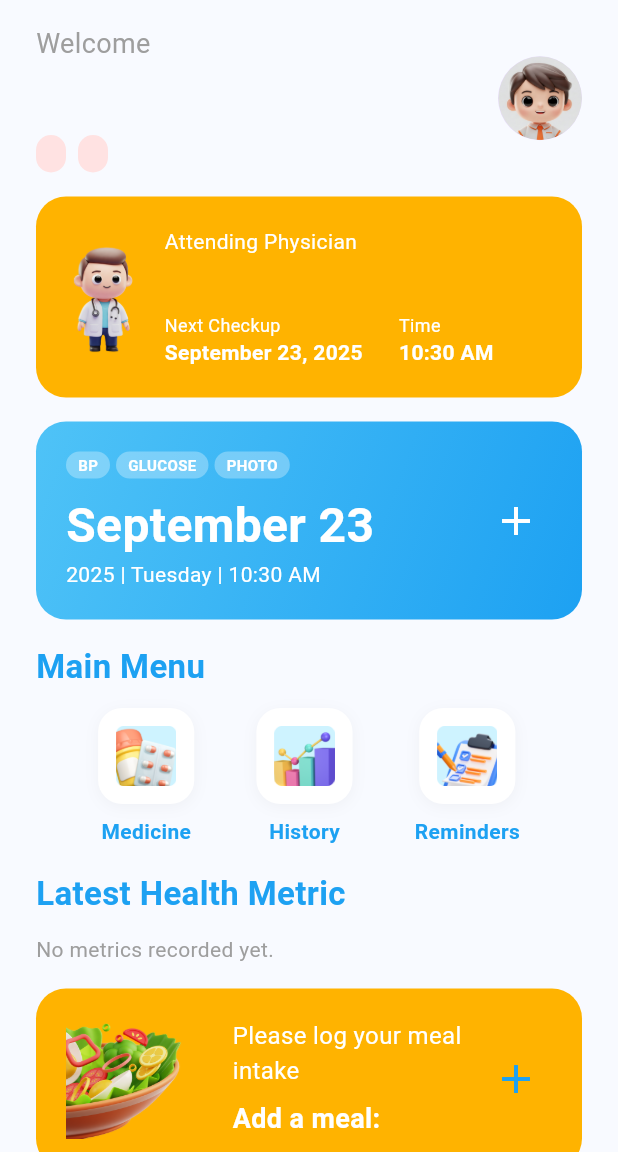
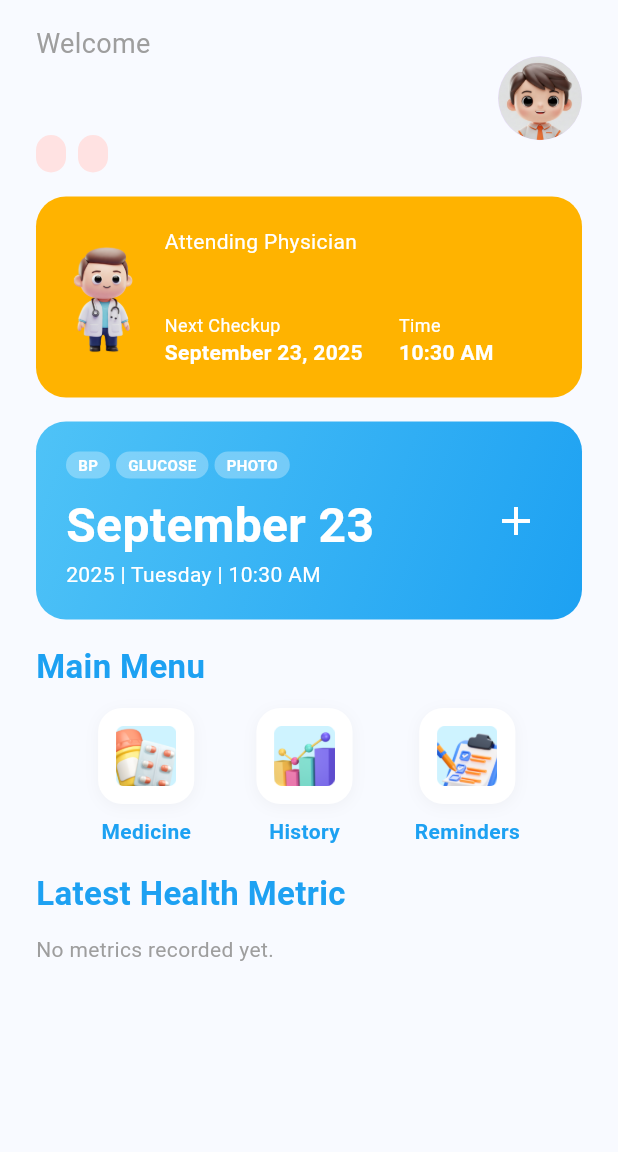
Before and after one commit to yongNotgio/diatrack1, a Flutter app: the HomeScreen screen opened directly with empty values, on a phone screen of 412 x 824 dp, the part 84-1236 px from its top. Run offline on Flutter 3.47's test engine with Material 3 defaults, Android fonts, the phone set to English and light mode, and no system bars; our stand-ins replace dotted_border, fl_chart, flutter_dotenv, image_picker, shared_preferences, supabase_flutter; accounts and stored records are empty.

Commit message:
Remove Calorie Tracker section from home screen
Deleted the Calorie Tracker UI component from the home screen, including its layout and associated widgets. This streamlines the interface and removes the meal intake logging prompt.

```diff
--- a/diatrack1/lib/screens/home_screen.dart
+++ b/diatrack1/lib/screens/home_screen.dart
@@ -551,63 +551,7 @@ class _HomeScreenState extends State<HomeScreen> {
                   ),
                   const SizedBox(height: 16),
 
-                  // Calorie Tracker
-                  Padding(
-                    padding: const EdgeInsets.symmetric(horizontal: 24),
-                    child: Container(
-                      decoration: BoxDecoration(
-                        color: const Color(0xFFFFB300),
-                        borderRadius: BorderRadius.circular(20),
-                      ),
-                      padding: const EdgeInsets.all(20),
-                      child: Row(
-                        children: [
-                          Image.asset('assets/images/salad.png', height: 80),
-                          const SizedBox(width: 16),
-                          Expanded(
-                            child: Column(
-                              crossAxisAlignment: CrossAxisAlignment.start,
-                              children: const [
-                                Text(
-                                  'Please log your meal intake',
-                                  style: TextStyle(
-                                    color: Colors.white,
-                                    fontSize: 16,
-                                  ),
-                                ),
-                                SizedBox(height: 8),
-                                Text(
-                                  'Add a meal:',
-                                  style: TextStyle(
-                                    color: Colors.white,
-                                    fontWeight: FontWeight.bold,
-                                    fontSize: 18,
-                                  ),
-                                ),
-                              ],
-                            ),
-                          ),
-                          Ink(
-                            decoration: const ShapeDecoration(
-                              color: Colors.white,
-                              shape: CircleBorder(),
-                            ),
-                            child: IconButton(
-                              icon: const Icon(
-                                Icons.add,
-                                color: Color(0xFF1DA1F2),
-                                size: 32,
-                              ),
-                              onPressed: () {
-                                // Add meal logic
-                              },
-                            ),
-                          ),
-                        ],
-                      ),
-                    ),
-                  ),
-                  const SizedBox(height: 32),
+                  // ...existing code...
                 ],
               ),
             ),
```
